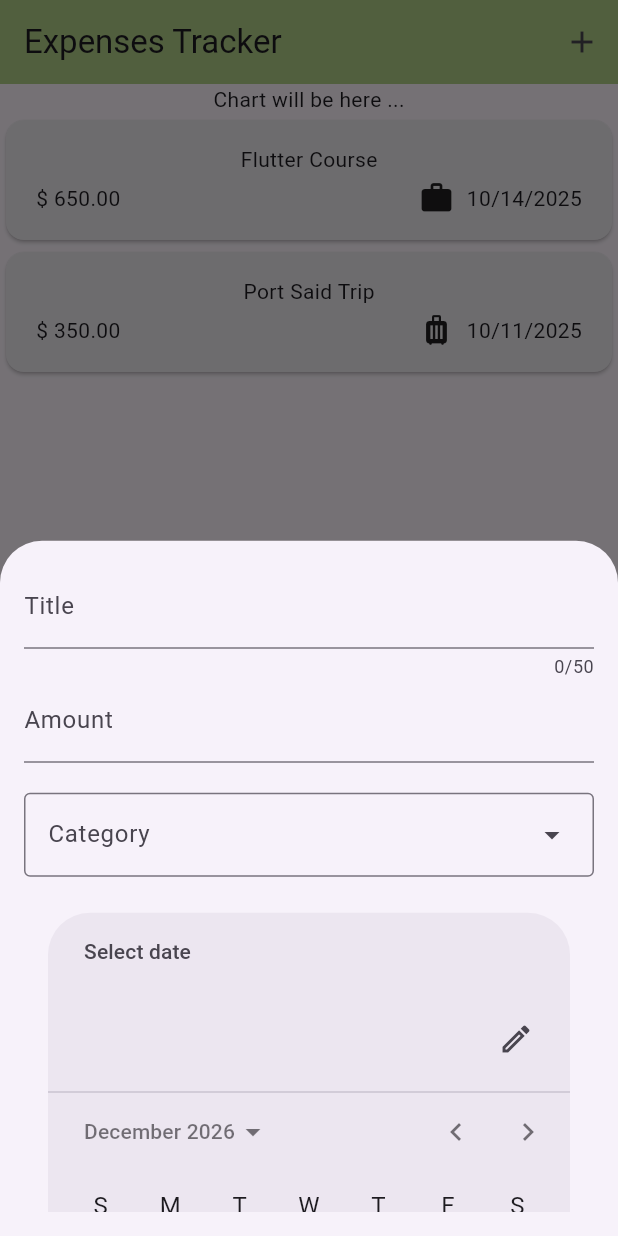
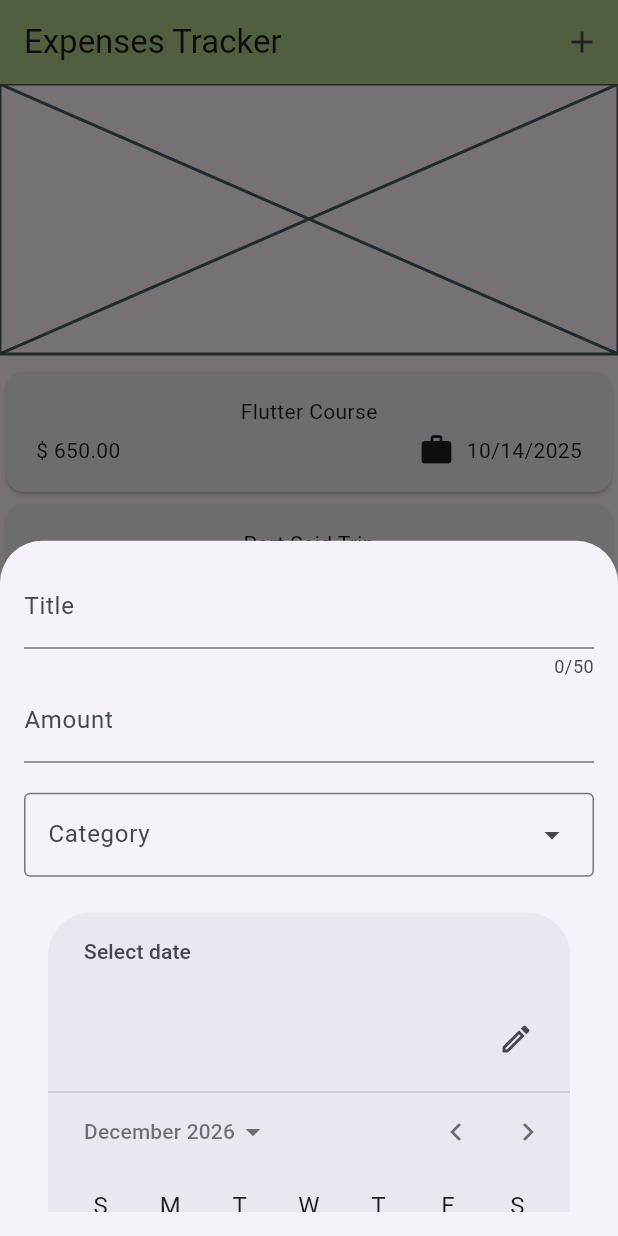
Before and after one commit to RonydaEssam/expense_tracker, a Flutter app: the screen it shows after launch, after a tap on the "add" icon, on a phone screen of 412 x 824 dp. Run offline on Flutter 3.47's test engine with Material 3 defaults, Android fonts, the phone set to English and light mode, and no system bars.

Commit message:
adding controllers to text fields

```diff
--- a/lib/widgets/expenses.dart
+++ b/lib/widgets/expenses.dart
@@ -50,7 +50,10 @@ class _ExpensesState extends State<Expenses> {
       ),
       body: Column(
         children: [
-          Text('Chart will be here ...'),
+          Placeholder(
+            fallbackHeight: 180,
+          ),
+          SizedBox(height: 8),
           Expanded(child: ExpensesList(expenses: _registeredExpenses)),
         ],
       ),
--- a/lib/widgets/new_expense.dart
+++ b/lib/widgets/new_expense.dart
@@ -10,25 +10,37 @@ class NewExpense extends StatefulWidget {
 }
 
 class _NewExpenseState extends State<NewExpense> {
+  final _titleController = TextEditingController();
+  final _amountController = TextEditingController();
+
+  @override
+  void dispose() {
+    _titleController.dispose();
+    _amountController.dispose();
+    super.dispose();
+  }
+
   @override
   Widget build(BuildContext context) {
     return Padding(
       padding: const EdgeInsetsGeometry.all(16),
       child: ListView(
         children: [
-          const TextField(
+          TextField(
+            controller: _titleController,
             maxLength: 50,
-            decoration: InputDecoration(
+            decoration: const InputDecoration(
               label: Text('Title'),
             ),
           ),
-          const TextField(
+          TextField(
+            controller: _amountController,
             decoration: InputDecoration(
               label: Text('Amount'),
             ),
             keyboardType: TextInputType.number,
           ),
-          SizedBox(height: 20),
+          const SizedBox(height: 20),
           DropdownMenu(
             width: double.infinity,
             label: Text('Category'),
@@ -38,6 +50,23 @@ class _NewExpenseState extends State<NewExpense> {
             firstDate: DateTime(2020),
             lastDate: DateTime(2028),
           ),
+          Row(
+            mainAxisAlignment: MainAxisAlignment.center,
+            children: [
+              ElevatedButton(
+                onPressed: () {},
+                child: Text('Cancel'),
+              ),
+              SizedBox(width: 20),
+              ElevatedButton(
+                onPressed: () {
+                  print(_titleController.text);
+                  print(_amountController.text);
+                },
+                child: const Text('Save'),
+              ),
+            ],
+          ),
         ],
       ),
     );
```
